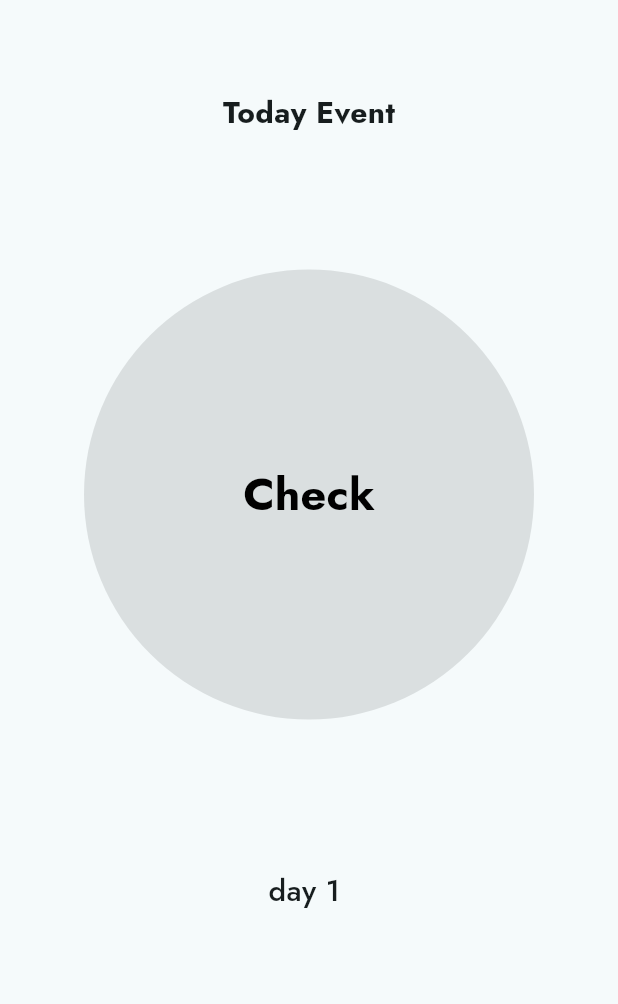
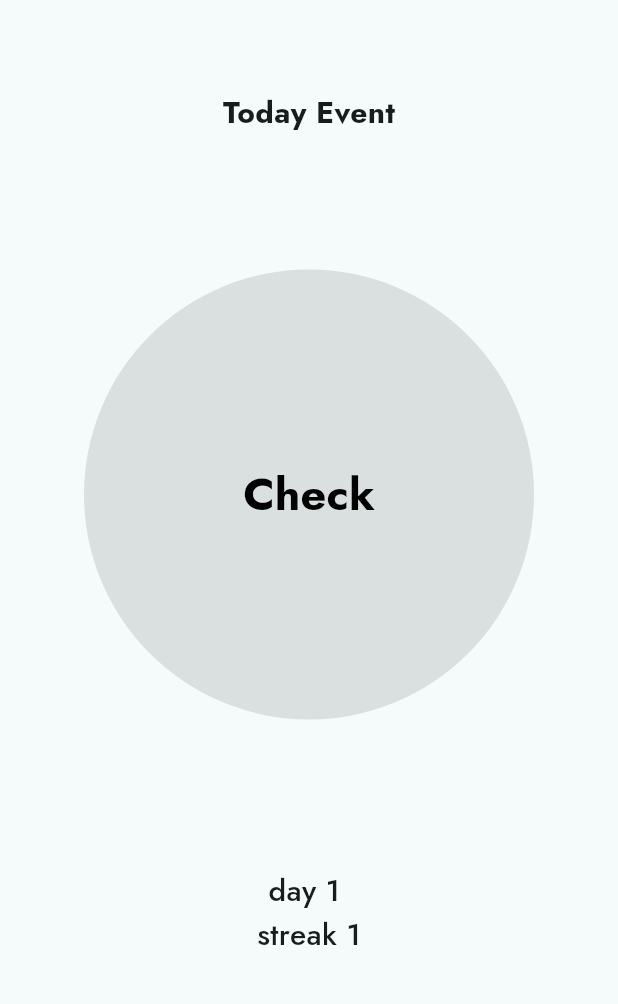
Before and after one commit to gura626/one_trick_pony, a Flutter app: the screen it shows after launch, after a tap on "Check", on a phone screen of 412 x 824 dp, the part 68-1072 px from its top. Run offline on Flutter 3.47's test engine with Material 3 defaults, Android fonts, the phone set to English and light mode, and no system bars; our stand-ins replace shared_preferences.

Commit message:
寛政！！！完成！！！

```diff
--- a/lib/main.dart
+++ b/lib/main.dart
@@ -24,6 +24,7 @@ Future<void> saveCount() async {
   final prefs = await SharedPreferences.getInstance();
 
   await prefs.setInt('count', count);
+  await prefs.setInt('streak', streak);
 
   if (lastCheckDate != null) {
     await prefs.setString(
@@ -38,6 +39,7 @@ Future<void> loadCount() async {
 
   setState(() {
     count = prefs.getInt('count') ?? 0;
+    streak = prefs.getInt('streak') ?? 0;
 
     String? savedDate =
         prefs.getString('lastCheckDate');
@@ -49,6 +51,7 @@ Future<void> loadCount() async {
 }
 
   int count = 0;
+  int streak = 0;
 
   DateTime? lastCheckDate;
 
@@ -64,6 +67,11 @@ Future<void> loadCount() async {
   void checkToday() {
 
     DateTime now = DateTime.now();
+    DateTime yesterday = DateTime(
+      now.year,
+      now.month,
+      now.day -1,
+    );
 
     if (lastCheckDate != null &&
         lastCheckDate!.year == now.year &&
@@ -71,6 +79,16 @@ Future<void> loadCount() async {
         lastCheckDate!.day == now.day) {
           return;
         }
+        if (lastCheckDate == null) {
+          streak = 1;
+        } else if (
+          lastCheckDate!.year == yesterday.year &&
+          lastCheckDate!.month == yesterday.month &&
+          lastCheckDate!.day == yesterday.day) {
+            streak++;
+          } else {
+            streak = 1;
+          }
         setState(() {
           count ++;
           lastCheckDate = now;
@@ -141,6 +159,13 @@ Future<void> loadCount() async {
                     fontSize: 20,
                   ),
                 ),
+                Text(
+                  'streak $streak',
+                  style: const TextStyle(
+                    fontWeight: FontWeight.w500,
+                    fontSize: 20,
+                  )
+                )
               ],
             ),
         ),
```
